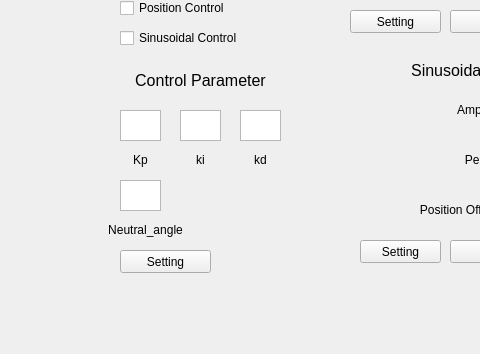
Above: UI/motor.ui from JHyoonirl/robot_ws_manage before the change; both pictures show x 0 to 480 and y 440 to 794 of the 798 by 794 pixel window. Below: the same form after it.
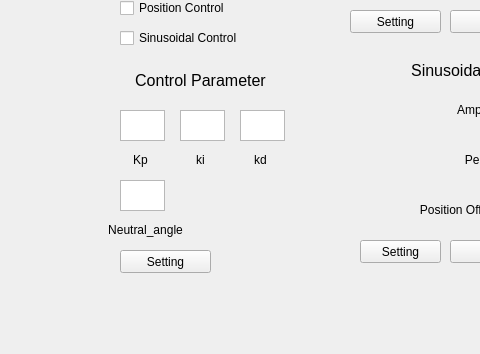
That is the form after the change. Custom widgets are drawn as their Qt base class.

Diff of the .ui file:
```diff
--- a/UI/motor.ui
+++ b/UI/motor.ui
@@ -212,7 +212,7 @@
      <rect>
       <x>240</x>
       <y>550</y>
-      <width>41</width>
+      <width>45</width>
       <height>31</height>
      </rect>
     </property>
@@ -425,7 +425,7 @@
      <rect>
       <x>120</x>
       <y>550</y>
-      <width>41</width>
+      <width>45</width>
       <height>31</height>
      </rect>
     </property>
@@ -435,7 +435,7 @@
      <rect>
       <x>180</x>
       <y>550</y>
-      <width>41</width>
+      <width>45</width>
       <height>31</height>
      </rect>
     </property>
@@ -540,7 +540,7 @@
      <rect>
       <x>120</x>
       <y>620</y>
-      <width>41</width>
+      <width>45</width>
       <height>31</height>
      </rect>
     </property>
```
